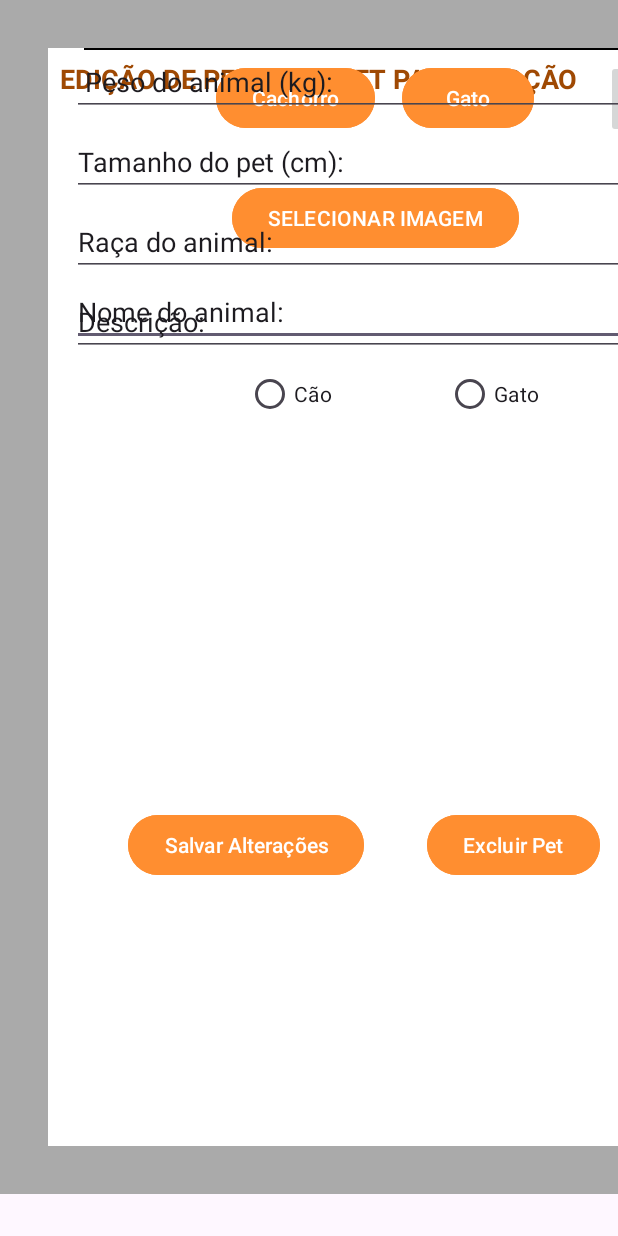
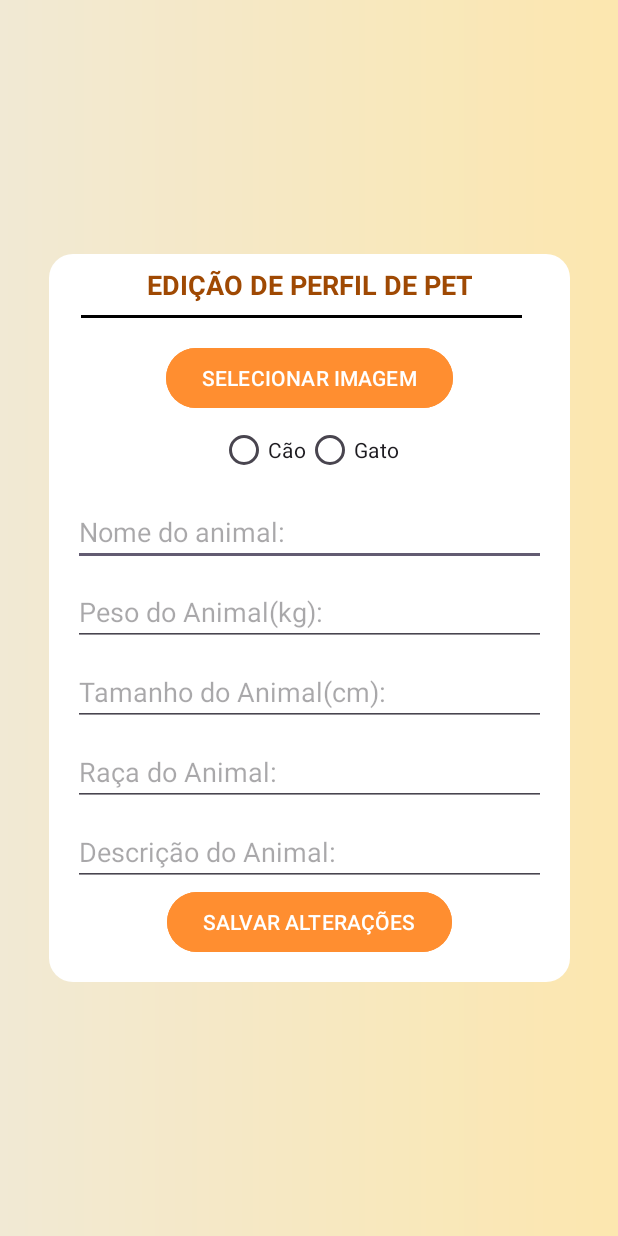
Before and after one commit to StephanyLahass/Miaujuda, an Android app: the EditarPetActivity screen opened directly, with no data from a screen before it, on a phone screen of 412 x 824 dp. Run offline under Robolectric (Android 15) with nearby library versions, the phone set to English and light mode, and no system bars.

Commit message:
Tá pronto o Edição de pet

```diff
--- a/app/src/main/res/layout/activity_editar_pet.xml
+++ b/app/src/main/res/layout/activity_editar_pet.xml
@@ -5,241 +5,148 @@
     android:id="@+id/main"
     android:layout_width="match_parent"
     android:layout_height="match_parent"
+    android:background="@drawable/bg_gradiente"
     tools:context=".activities.EditarPetActivity">
 
-    <androidx.constraintlayout.widget.ConstraintLayout
-        android:layout_width="500dp"
-        android:layout_height="796dp"
-        android:background="@android:color/darker_gray"
-        tools:layout_editor_absoluteX="1dp"
-        tools:layout_editor_absoluteY="1dp">
-
-        <androidx.constraintlayout.widget.ConstraintLayout
-            android:layout_width="0dp"
-            android:layout_height="0dp"
-            android:layout_marginStart="32dp"
-            android:layout_marginTop="32dp"
-            android:layout_marginEnd="32dp"
-            android:layout_marginBottom="32dp"
-            android:background="@color/white"
+    <ScrollView
+        android:layout_width="wrap_content"
+        android:layout_height="wrap_content"
+        android:background="@drawable/bg_container_branco"
         app:layout_constraintBottom_toBottomOf="parent"
         app:layout_constraintEnd_toEndOf="parent"
-            app:layout_constraintHorizontal_bias="0.0"
         app:layout_constraintStart_toStartOf="parent"
-            app:layout_constraintTop_toTopOf="parent"
-            app:layout_constraintVertical_bias="0.0">
+        app:layout_constraintTop_toTopOf="parent">
 
+        <LinearLayout
+            android:layout_width="match_parent"
+            android:layout_height="match_parent"
+            android:gravity="center"
+            android:orientation="vertical">
 
             <TextView
-                android:id="@+id/textView4"
-                android:layout_width="0dp"
+                android:id="@+id/tvCadPetP3"
+                android:layout_width="wrap_content"
+                android:layout_height="wrap_content"
+                android:layout_gravity="center_horizontal"
+                android:layout_marginTop="8dp"
+                android:gravity="center"
+                android:text="EDIÇÃO DE PERFIL DE PET"
+                android:textColor="#9f4903"
+                android:textSize="18sp"
+                android:textStyle="bold" />
+
+            <View
+                android:id="@+id/view2"
+                android:layout_width="294dp"
+                android:layout_height="2dp"
+                android:layout_marginStart="24dp"
+                android:layout_marginTop="8dp"
+                android:layout_marginEnd="29dp"
+                android:background="#000000" />
+
+            <ImageView
+                android:id="@+id/imageView2"
+                android:layout_width="match_parent"
+                android:layout_height="wrap_content"
+                android:layout_marginStart="70dp"
+                android:layout_marginTop="8dp"
+                android:layout_marginEnd="70dp"
+                tools:srcCompat="@tools:sample/avatars" />
+
+            <Button
+                android:id="@+id/btn_sImg"
+                android:layout_width="wrap_content"
                 android:layout_height="wrap_content"
                 android:layout_marginStart="8dp"
                 android:layout_marginTop="8dp"
                 android:layout_marginEnd="8dp"
-                android:text="EDIÇÃO DE PERFIL DE PET PARA ADOÇÃO"
-                android:textColor="#9f4903"
-                android:textSize="18sp"
-                android:textStyle="bold"
-                app:layout_constraintEnd_toStartOf="@+id/btn_sair_cadpetad"
-                app:layout_constraintStart_toStartOf="parent"
-                app:layout_constraintTop_toTopOf="parent" />
+                android:backgroundTint="#ff8e30"
+                android:text="SELECIONAR IMAGEM" />
 
-            <ImageButton
-                android:id="@+id/btn_sair_cadpetad"
-                android:layout_width="wrap_content"
-                android:layout_height="wrap_content"
-                android:layout_marginTop="8dp"
-                android:layout_marginEnd="8dp"
-                android:tint="#EB0D15"
-                app:layout_constraintEnd_toEndOf="parent"
-                app:layout_constraintTop_toTopOf="parent"
-                app:srcCompat="@android:drawable/ic_menu_close_clear_cancel" />
-
-            <View
-                android:id="@+id/view2"
-                android:layout_width="0dp"
-                android:layout_height="1dp"
-                android:layout_marginStart="24dp"
-                android:layout_marginEnd="24dp"
-                android:background="#000000"
-                app:layout_constraintEnd_toEndOf="parent"
-                app:layout_constraintHorizontal_bias="0.0"
-                app:layout_constraintStart_toStartOf="parent"
-                tools:layout_editor_absoluteY="41dp" />
-
-            <Button
-                android:id="@+id/btn_selecionar_img"
-                android:layout_width="wrap_content"
-                android:layout_height="wrap_content"
-                android:layout_marginStart="8dp"
-                android:layout_marginTop="16dp"
-                android:layout_marginEnd="8dp"
-                android:backgroundTint="#FF8E30"
-                android:text="SELECIONAR IMAGEM"
-                app:layout_constraintEnd_toEndOf="parent"
-                app:layout_constraintStart_toStartOf="parent"
-                app:layout_constraintTop_toBottomOf="@+id/imageView2" />
-
-            <ImageView
-                android:id="@+id/imageView2"
-                android:layout_width="0dp"
-                android:layout_height="wrap_content"
-                android:layout_marginStart="70dp"
-                android:layout_marginTop="72dp"
-                android:layout_marginEnd="70dp"
-                app:layout_constraintEnd_toEndOf="parent"
-                app:layout_constraintHorizontal_bias="1.0"
-                app:layout_constraintStart_toStartOf="parent"
-                app:layout_constraintTop_toBottomOf="@+id/view2"
-                tools:srcCompat="@tools:sample/avatars" />
-
-            <EditText
-                android:id="@+id/etNome_animal_adoc"
-                android:layout_width="0dp"
-                android:layout_height="wrap_content"
-                android:layout_marginStart="16dp"
-                android:layout_marginTop="16dp"
-                android:layout_marginEnd="16dp"
-                android:ems="10"
-                android:inputType="text"
-                android:text="Nome do animal:"
-                app:layout_constraintEnd_toEndOf="parent"
-                app:layout_constraintHorizontal_bias="0.0"
-                app:layout_constraintStart_toStartOf="parent"
-                app:layout_constraintTop_toBottomOf="@+id/btn_selecionar_img" />
-
-            <Button
-                android:id="@+id/button"
-                android:layout_width="wrap_content"
-                android:layout_height="wrap_content"
-                android:layout_marginStart="112dp"
-                android:layout_marginTop="8dp"
-                android:backgroundTint="#FF8E30"
-                android:text="Cachorro"
-                app:layout_constraintStart_toStartOf="parent"
-                app:layout_constraintTop_toBottomOf="@+id/view2" />
-
-            <Button
-                android:id="@+id/button2"
-                android:layout_width="wrap_content"
-                android:layout_height="wrap_content"
-                android:layout_marginTop="8dp"
-                android:layout_marginEnd="112dp"
-                android:backgroundTint="#FF8E30"
-                android:text="Gato"
-                app:layout_constraintEnd_toEndOf="parent"
-                app:layout_constraintHorizontal_bias="1.0"
-                app:layout_constraintStart_toStartOf="parent"
-                app:layout_constraintTop_toBottomOf="@+id/view2" />
+            <RadioGroup
+                android:layout_width="match_parent"
+                android:layout_height="match_parent"
+                android:gravity="center"
+                android:orientation="horizontal">
 
                 <RadioButton
                     android:id="@+id/radioButton"
                     android:layout_width="wrap_content"
                     android:layout_height="wrap_content"
-                android:layout_marginStart="132dp"
-                android:layout_marginTop="8dp"
-                android:text="Cão"
-                app:layout_constraintStart_toStartOf="parent"
-                app:layout_constraintTop_toBottomOf="@+id/etNome_animal_adoc" />
+                    android:text="Cão" />
 
                 <RadioButton
                     android:id="@+id/radioButton2"
                     android:layout_width="wrap_content"
                     android:layout_height="wrap_content"
-                android:layout_marginStart="76dp"
-                android:layout_marginTop="8dp"
-                android:text="Gato"
-                app:layout_constraintEnd_toEndOf="parent"
-                app:layout_constraintHorizontal_bias="0.0"
-                app:layout_constraintStart_toEndOf="@+id/radioButton"
-                app:layout_constraintTop_toBottomOf="@+id/etNome_animal_adoc" />
+                    android:text="Gato" />
+            </RadioGroup>
 
             <EditText
-                android:id="@+id/editTextText"
-                android:layout_width="0dp"
-                android:layout_height="wrap_content"
-                android:layout_marginStart="16dp"
-                android:layout_marginEnd="16dp"
-                android:ems="10"
-                android:inputType="text"
-                android:text=" Peso do animal (kg):"
-                app:layout_constraintEnd_toEndOf="parent"
-                app:layout_constraintHorizontal_bias="0.0"
-                app:layout_constraintStart_toStartOf="parent"
-                tools:layout_editor_absoluteY="434dp" />
-
-            <EditText
-                android:id="@+id/editTextText2"
-                android:layout_width="0dp"
+                android:id="@+id/etNome_anAdoc"
+                android:layout_width="match_parent"
                 android:layout_height="wrap_content"
                 android:layout_marginStart="16dp"
                 android:layout_marginTop="8dp"
                 android:layout_marginEnd="16dp"
                 android:ems="10"
-                android:inputType="text"
-                android:text="Tamanho do pet (cm):"
-                app:layout_constraintEnd_toEndOf="parent"
-                app:layout_constraintStart_toStartOf="parent"
-                app:layout_constraintTop_toBottomOf="@+id/editTextText" />
+                android:hint="Nome do animal:"
+                android:inputType="text" />
 
             <EditText
-                android:id="@+id/editTextText3"
-                android:layout_width="0dp"
+                android:id="@+id/etPeso_anAdoc"
+                android:layout_width="match_parent"
                 android:layout_height="wrap_content"
                 android:layout_marginStart="16dp"
                 android:layout_marginTop="8dp"
                 android:layout_marginEnd="16dp"
                 android:ems="10"
-                android:inputType="text"
-                android:text="Raça do animal:"
-                app:layout_constraintEnd_toEndOf="parent"
-                app:layout_constraintStart_toStartOf="parent"
-                app:layout_constraintTop_toBottomOf="@+id/editTextText2" />
+                android:hint="Peso do Animal(kg):"
+                android:inputType="numberDecimal" />
 
             <EditText
-                android:id="@+id/editTextText4"
-                android:layout_width="0dp"
+                android:id="@+id/etTam_anAdoc"
+                android:layout_width="match_parent"
                 android:layout_height="wrap_content"
                 android:layout_marginStart="16dp"
                 android:layout_marginTop="8dp"
                 android:layout_marginEnd="16dp"
                 android:ems="10"
-                android:inputType="text"
-                android:text="Descrição:"
-                app:layout_constraintEnd_toEndOf="parent"
-                app:layout_constraintStart_toStartOf="parent"
-                app:layout_constraintTop_toBottomOf="@+id/editTextText3" />
+                android:hint="Tamanho do Animal(cm):"
+                android:inputType="number" />
+
+            <EditText
+                android:id="@+id/etRaca_anAdoc"
+                android:layout_width="match_parent"
+                android:layout_height="wrap_content"
+                android:layout_marginStart="16dp"
+                android:layout_marginTop="8dp"
+                android:layout_marginEnd="16dp"
+                android:ems="10"
+                android:hint="Raça do Animal:"
+                android:inputType="text" />
+
+            <EditText
+                android:id="@+id/etDesc_anAdoc"
+                android:layout_width="match_parent"
+                android:layout_height="wrap_content"
+                android:layout_marginStart="16dp"
+                android:layout_marginTop="8dp"
+                android:layout_marginEnd="16dp"
+                android:ems="10"
+                android:gravity="start|top"
+                android:hint="Descrição do Animal:"
+                android:inputType="textMultiLine" />
 
             <Button
-                android:id="@+id/button3"
+                android:id="@+id/btn_cadPetAd"
                 android:layout_width="wrap_content"
                 android:layout_height="wrap_content"
-                android:layout_marginTop="8dp"
-                android:layout_marginBottom="8dp"
-                android:backgroundTint="#FF8E30"
-                android:text="Salvar Alterações"
-                app:layout_constraintBottom_toBottomOf="parent"
-                app:layout_constraintEnd_toEndOf="@+id/button4"
-                app:layout_constraintHorizontal_bias="0.253"
-                app:layout_constraintStart_toStartOf="parent"
-                app:layout_constraintTop_toBottomOf="@+id/editTextText4"
-                app:layout_constraintVertical_bias="0.636" />
+                android:layout_marginBottom="16dp"
+                android:backgroundTint="#ff8e30"
+                android:text="SALVAR ALTERAÇÕES" />
 
-            <Button
-                android:id="@+id/button4"
-                android:layout_width="wrap_content"
-                android:layout_height="wrap_content"
-                android:layout_marginTop="8dp"
-                android:layout_marginEnd="68dp"
-                android:layout_marginBottom="8dp"
-                android:backgroundTint="#FF8E30"
-                android:text="Excluir Pet"
-                app:layout_constraintBottom_toBottomOf="parent"
-                app:layout_constraintEnd_toEndOf="parent"
-                app:layout_constraintTop_toBottomOf="@+id/editTextText4"
-                app:layout_constraintVertical_bias="0.636" />
+        </LinearLayout>
+    </ScrollView>
 
 </androidx.constraintlayout.widget.ConstraintLayout>
-    </androidx.constraintlayout.widget.ConstraintLayout>
-</androidx.constraintlayout.widget.ConstraintLayout>
```
Lines whose indentation alone changed are shown as unchanged.
